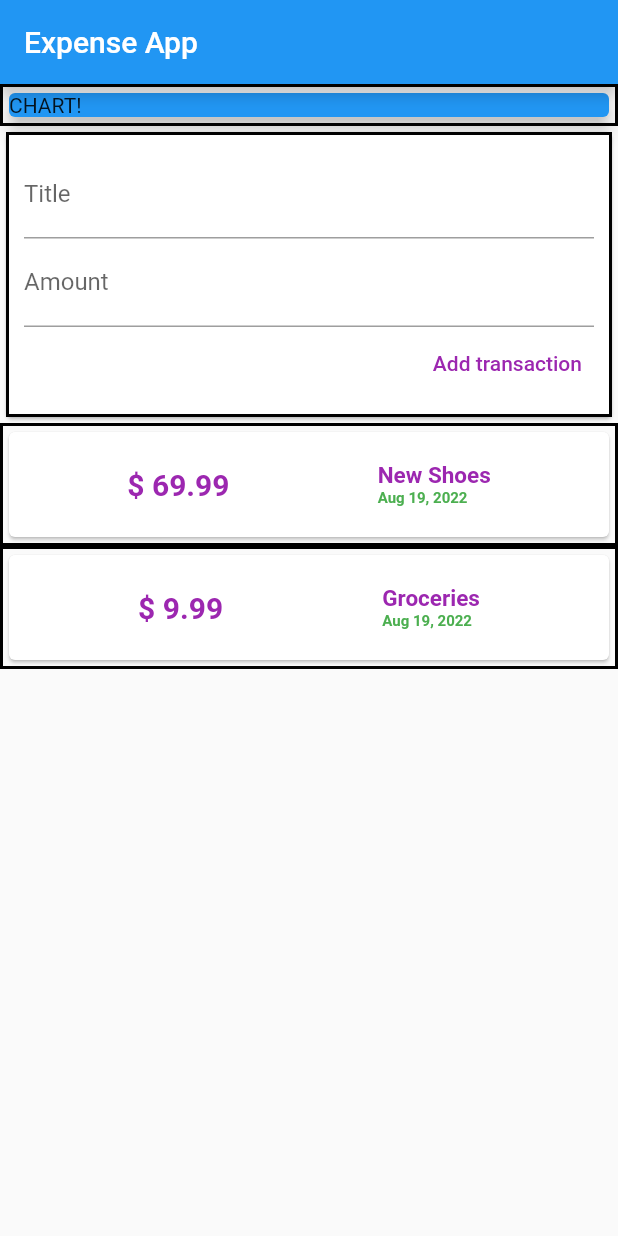
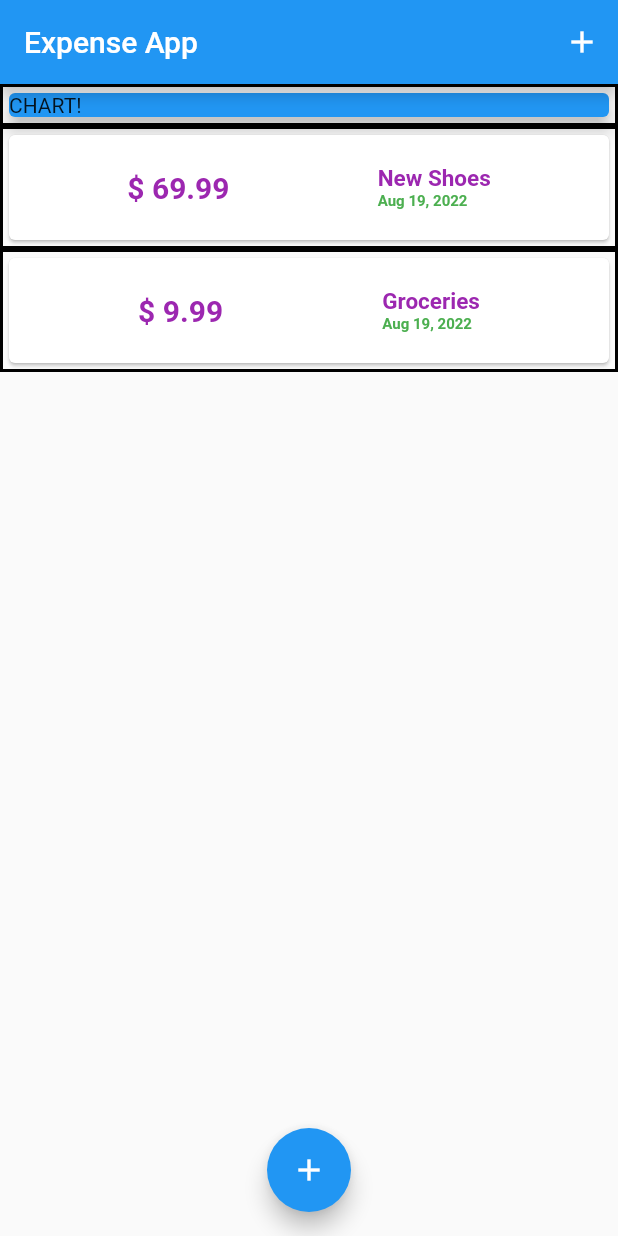
Before and after one commit to prasannakumar2495/expense_tracker, a Flutter app: the screen it shows after launch, on a phone screen of 412 x 824 dp. Run offline on Flutter 3.47's test engine with Material 2 defaults, Android fonts, the phone set to English and light mode, and no system bars.

```diff
--- a/lib/main.dart
+++ b/lib/main.dart
@@ -1,29 +1,83 @@
 // ignore_for_file: avoid_print
 
+import 'package:expense_tracker/widgets/new_transaction.dart';
+import 'package:expense_tracker/widgets/transaction_list.dart';
 import 'package:flutter/material.dart';
 
-import 'widgets/user_transactions.dart';
+import 'models/transaction.dart';
 
 void main() {
-  runApp(MyApp());
+  runApp(const MyApp());
 }
 
-class MyApp extends StatelessWidget {
-  MyApp({Key? key}) : super(key: key);
+class MyApp extends StatefulWidget {
+  const MyApp({Key? key}) : super(key: key);
 
+  @override
+  State<MyApp> createState() => _MyAppState();
+}
+
+class _MyAppState extends State<MyApp> {
   // late String _titleInput;
-  // late String _amountInput;
+  final titleController = TextEditingController();
 
-  final titleController = TextEditingController();
   final amountController = TextEditingController();
+
+  final List<Transaction> _userTransaction = [
+    Transaction(
+      id: "t1",
+      title: "New Shoes",
+      amount: 69.99,
+      dateTime: DateTime.now(),
+    ),
+    Transaction(
+      id: "t2",
+      title: "Groceries",
+      amount: 9.99,
+      dateTime: DateTime.now(),
+    ),
+  ];
+
+  void _addNewTransaction(String txTitle, double txAmount) {
+    final newTx = Transaction(
+      id: DateTime.now().toString(),
+      title: txTitle,
+      amount: txAmount,
+      dateTime: DateTime.now(),
+    );
+
+    setState(() {
+      _userTransaction.add(newTx);
+    });
+  }
+
+  void _startAddNewTransaction(BuildContext ctx) {
+    showModalBottomSheet(
+      context: ctx,
+      builder: (_) {
+        return GestureDetector(
+          onTap: () {},
+          behavior: HitTestBehavior.opaque,
+          child: NewTransaction(_addNewTransaction),
+        );
+      },
+    );
+  }
 
   @override
   Widget build(BuildContext context) {
     return MaterialApp(
       title: "",
       home: Scaffold(
+        resizeToAvoidBottomInset: false,
         appBar: AppBar(
           title: const Text("Expense App"),
+          actions: [
+            IconButton(
+              onPressed: (() => _startAddNewTransaction(context)),
+              icon: const Icon(Icons.add),
+            ),
+          ],
         ),
         body: Column(
           crossAxisAlignment: CrossAxisAlignment.stretch,
@@ -38,10 +92,43 @@ class MyApp extends StatelessWidget {
                 child: Text("CHART!"),
               ),
             ),
-            const UserTransactions(),
+            TransactionList(userTransaction: _userTransaction),
           ],
+        ),
+        floatingActionButtonLocation: FloatingActionButtonLocation.centerFloat,
+        floatingActionButton: FloatingActionButton(
+          child: const Icon(Icons.add),
+          onPressed: () => _startAddNewTransaction(context),
         ),
       ),
     );
   }
 }
+
+class BottomSheetDemo extends StatelessWidget {
+  final Function addNewTransaction;
+
+  const BottomSheetDemo({Key? key, required this.addNewTransaction})
+      : super(key: key);
+
+  void _startAddNewTransaction(BuildContext ctx) {
+    showModalBottomSheet(
+      context: ctx,
+      builder: (_) {
+        return GestureDetector(
+          onTap: () {},
+          behavior: HitTestBehavior.opaque,
+          child: NewTransaction(addNewTransaction),
+        );
+      },
+    );
+  }
+
+  @override
+  Widget build(BuildContext context) {
+    return IconButton(
+      onPressed: (() => _startAddNewTransaction(context)),
+      icon: const Icon(Icons.add),
+    );
+  }
+}
--- a/lib/widgets/transaction_list.dart
+++ b/lib/widgets/transaction_list.dart
@@ -26,7 +26,7 @@ class TransactionList extends StatelessWidget {
                       margin: const EdgeInsets.all(10),
                       padding: const EdgeInsets.all(10),
                       child: Text(
-                        "\$ ${userTransaction[index].amount}",
+                        "\$ ${userTransaction[index].amount.toStringAsFixed(2)}",
                         style: const TextStyle(
                           fontWeight: FontWeight.bold,
                           fontSize: 20,
--- a/lib/widgets/user_transactions.dart
+++ /dev/null
@@ -1,54 +0,0 @@
-import 'package:flutter/material.dart';
-
-import '../models/transaction.dart';
-import 'new_transaction.dart';
-import 'transaction_list.dart';
-
-class UserTransactions extends StatefulWidget {
-  const UserTransactions({Key? key}) : super(key: key);
-
-  @override
-  State<UserTransactions> createState() => _UserTransactionStates();
-}
-
-class _UserTransactionStates extends State<UserTransactions> {
-  final List<Transaction> _userTransaction = [
-    Transaction(
-      id: "t1",
-      title: "New Shoes",
-      amount: 69.99,
-      dateTime: DateTime.now(),
-    ),
-    Transaction(
-      id: "t2",
-      title: "Groceries",
-      amount: 9.99,
-      dateTime: DateTime.now(),
-    ),
-  ];
-
-  void _addNewTransaction(String txTitle, double txAmount) {
-    final newTx = Transaction(
-      id: DateTime.now().toString(),
-      title: txTitle,
-      amount: txAmount,
-      dateTime: DateTime.now(),
-    );
-
-    setState(() {
-      _userTransaction.add(newTx);
-    });
-  }
-
-  @override
-  Widget build(BuildContext context) {
-    return Column(
-      children: [
-        NewTransaction(_addNewTransaction),
-        TransactionList(
-          userTransaction: _userTransaction,
-        ),
-      ],
-    );
-  }
-}
```
Also changed, not shown: lib/widgets/new_transaction.dart (+17 -4 lines).
